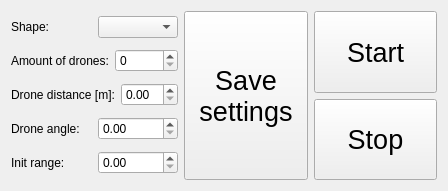
Before: the Qt Designer form catkin_ws/src/supervisor/src/View/mainwindow.ui in jlrandulfe/drone-swarm, drawn with Qt 5.
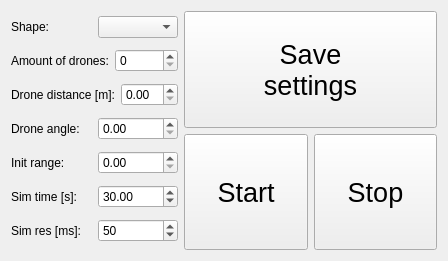
After: the same form once the commit is applied.

Commit message: Add simTime and simRes to GUI

The edit to the form file:
```diff
--- a/catkin_ws/src/supervisor/src/View/mainwindow.ui
+++ b/catkin_ws/src/supervisor/src/View/mainwindow.ui
@@ -7,7 +7,7 @@
     <x>0</x>
     <y>0</y>
     <width>448</width>
-    <height>191</height>
+    <height>261</height>
    </rect>
   </property>
   <property name="sizePolicy">
@@ -26,9 +26,9 @@
      <verstretch>0</verstretch>
     </sizepolicy>
    </property>
-   <layout class="QHBoxLayout" name="horizontalLayout_7">
+   <layout class="QVBoxLayout" name="verticalLayout_3">
     <item>
-     <layout class="QHBoxLayout" name="horizontalLayout_6">
+     <layout class="QHBoxLayout" name="horizontalLayout_9">
       <item>
        <layout class="QVBoxLayout" name="verticalLayout">
         <item>
@@ -149,8 +149,46 @@
           </item>
          </layout>
         </item>
-       </layout>
-      </item>
+        <item>
+         <layout class="QHBoxLayout" name="horizontalLayout_6">
+          <item>
+           <widget class="QLabel" name="simTimeLabel">
+            <property name="text">
+             <string>Sim time [s]:</string>
+            </property>
+           </widget>
+          </item>
+          <item>
+           <widget class="QDoubleSpinBox" name="simTimeSpinbox">
+            <property name="value">
+             <double>30.000000000000000</double>
+            </property>
+           </widget>
+          </item>
+         </layout>
+        </item>
+        <item>
+         <layout class="QHBoxLayout" name="horizontalLayout_8">
+          <item>
+           <widget class="QLabel" name="simResLabel">
+            <property name="text">
+             <string>Sim res [ms]:</string>
+            </property>
+           </widget>
+          </item>
+          <item>
+           <widget class="QSpinBox" name="simResSpinbox">
+            <property name="value">
+             <number>50</number>
+            </property>
+           </widget>
+          </item>
+         </layout>
+        </item>
+       </layout>
+      </item>
+      <item>
+       <layout class="QVBoxLayout" name="verticalLayout_2">
       <item>
        <widget class="QPushButton" name="applyButton">
         <property name="enabled">
@@ -174,7 +212,7 @@
        </widget>
       </item>
       <item>
-       <layout class="QVBoxLayout" name="verticalLayout_2">
+         <layout class="QHBoxLayout" name="horizontalLayout_7">
         <item>
          <widget class="QPushButton" name="startButton">
           <property name="sizePolicy">
@@ -210,6 +248,8 @@
            <string>Stop</string>
           </property>
          </widget>
+          </item>
+         </layout>
         </item>
        </layout>
       </item>
```
Left out of the diff: 2 changed lines with no effect on the pictures. Lines whose indentation alone changed are shown as unchanged. The commit also changes 2 other files.
